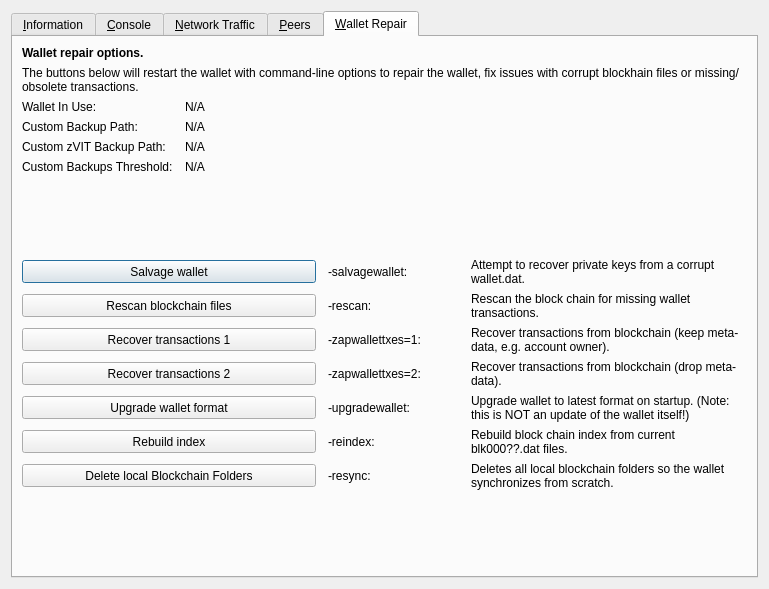
Above: src/qt/forms/rpcconsole.ui from VitaeTeam/Vitae before the change. Below: the same form after it.
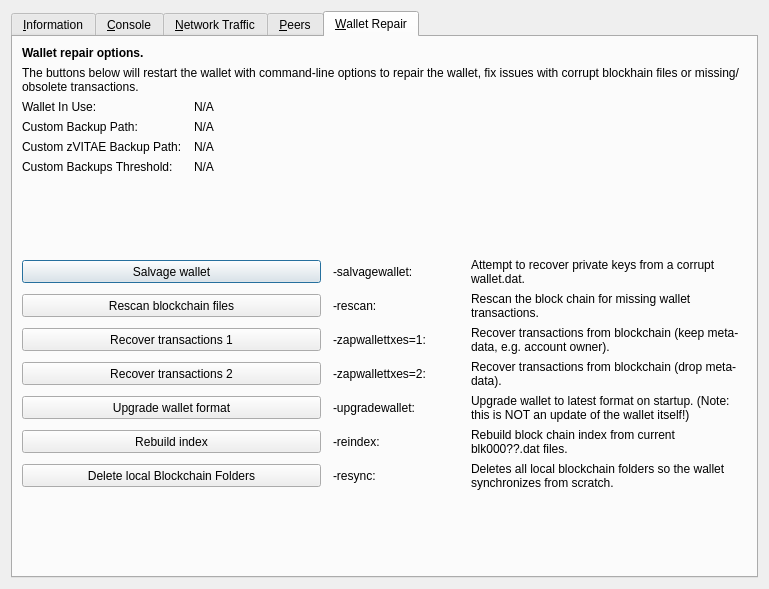
That is the form after the change. The open tabs and pages were chosen to show the change. Icons and pictures are not drawn. Custom widgets are drawn as their Qt base class.

```diff
--- a/src/qt/forms/rpcconsole.ui
+++ b/src/qt/forms/rpcconsole.ui
@@ -1351,7 +1351,7 @@
        <item row="4" column="0">
         <widget class="QLabel" name="wallet_customzvitaebackuppath_label">
          <property name="text">
-          <string>Custom zVIT Backup Path:</string>
+          <string>Custom zVITAE Backup Path:</string>
          </property>
          <property name="visible">
           <bool>false</bool>
```
